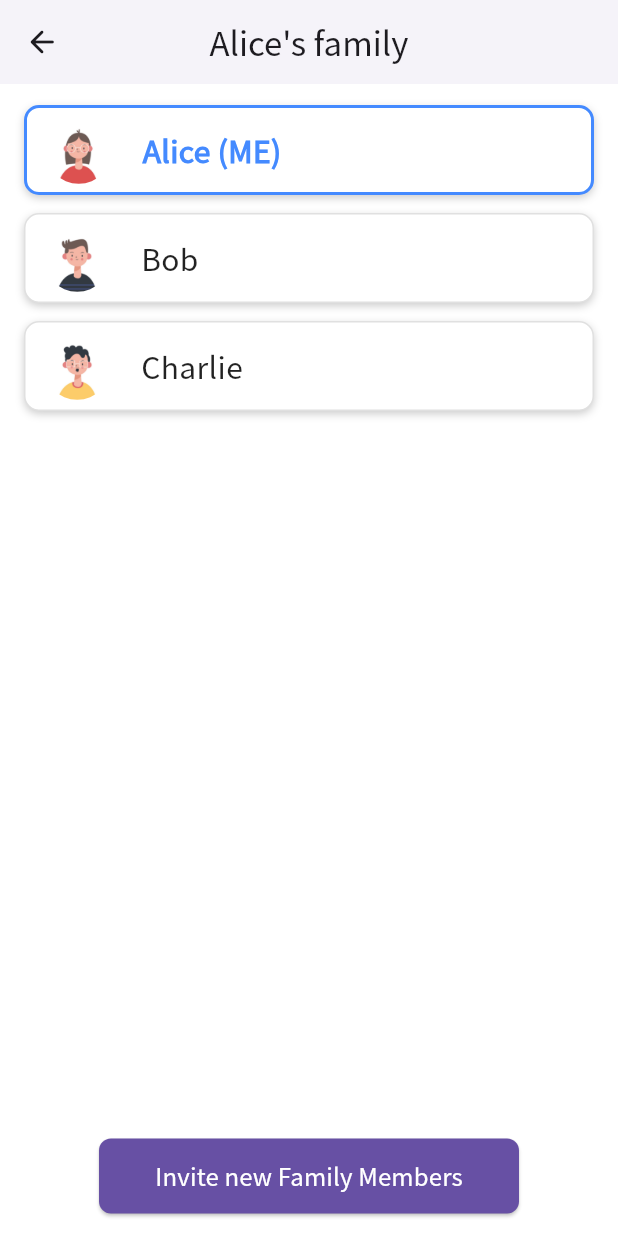
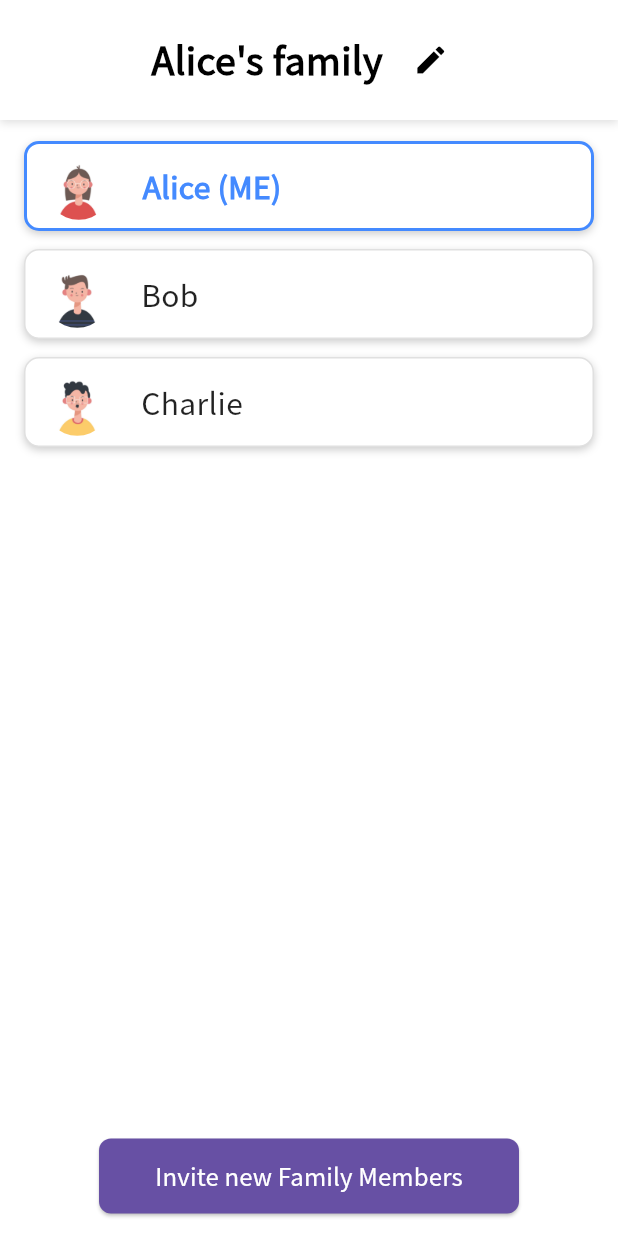
Before and after one commit to EstelLa-83/FridgeHelper, a Flutter app: the FamilyPage screen opened by its route, on a phone screen of 412 x 824 dp. Run offline on Flutter 3.47's test engine with Material 3 defaults, Android fonts, the phone set to English and light mode, and no system bars; our stand-ins replace dropdown_button2, flutter_local_notifications, flutter_secure_storage, permission_handler, shared_preferences, timezone; accounts and stored records are empty.

Commit message:
add family appbar

```diff
--- /dev/null
+++ b/lib/widget/family/family_appbar.dart
@@ -0,0 +1,53 @@
+import 'package:flutter/material.dart';
+
+class FamilyAppBar extends StatelessWidget {
+  final String familyName;
+  final VoidCallback onRename;
+
+  const FamilyAppBar({
+    super.key,
+    required this.familyName,
+    required this.onRename,
+  });
+
+  @override
+  Widget build(BuildContext context) {
+    return Container(
+      height: 80, // 원하는 높이
+      padding: const EdgeInsets.symmetric(horizontal: 16),
+      decoration: const BoxDecoration(
+        color: Colors.white,
+        boxShadow: [
+          BoxShadow(
+            color: Colors.black12,
+            blurRadius: 4,
+            offset: Offset(0, 2),
+          ),
+        ],
+      ),
+      child: SafeArea(
+        bottom: false,
+        child: Center(
+          child: Row(
+            mainAxisSize: MainAxisSize.min,
+            children: [
+              Text(
+                familyName,
+                style: const TextStyle(
+                  fontSize: 25,
+                  fontWeight: FontWeight.bold,
+                  color: Colors.black,
+                ),
+              ),
+              const SizedBox(width: 8),
+              IconButton(
+                icon: const Icon(Icons.edit, color: Colors.black),
+                onPressed: onRename,
+              ),
+            ],
+          ),
+        ),
+      ),
+    );
+  }
+}
--- a/lib/widget/fridge/fridge_appbar.dart
+++ b/lib/widget/fridge/fridge_appbar.dart
@@ -1,4 +1,5 @@
 import 'package:flutter/material.dart';
+
 class FridgeAppBar extends StatelessWidget {
   final String fridgeName;
   final VoidCallback onAddPressed;
@@ -38,7 +39,7 @@ class FridgeAppBar extends StatelessWidget {
                 child: Text(
                   fridgeName,
                   style: const TextStyle(
-                    fontSize: 20,
+                    fontSize: 30,
                     fontWeight: FontWeight.bold,
                     color: Colors.black,
                   ),
```
Also changed, not shown: lib/page/page_family.dart (+85 -17 lines).
